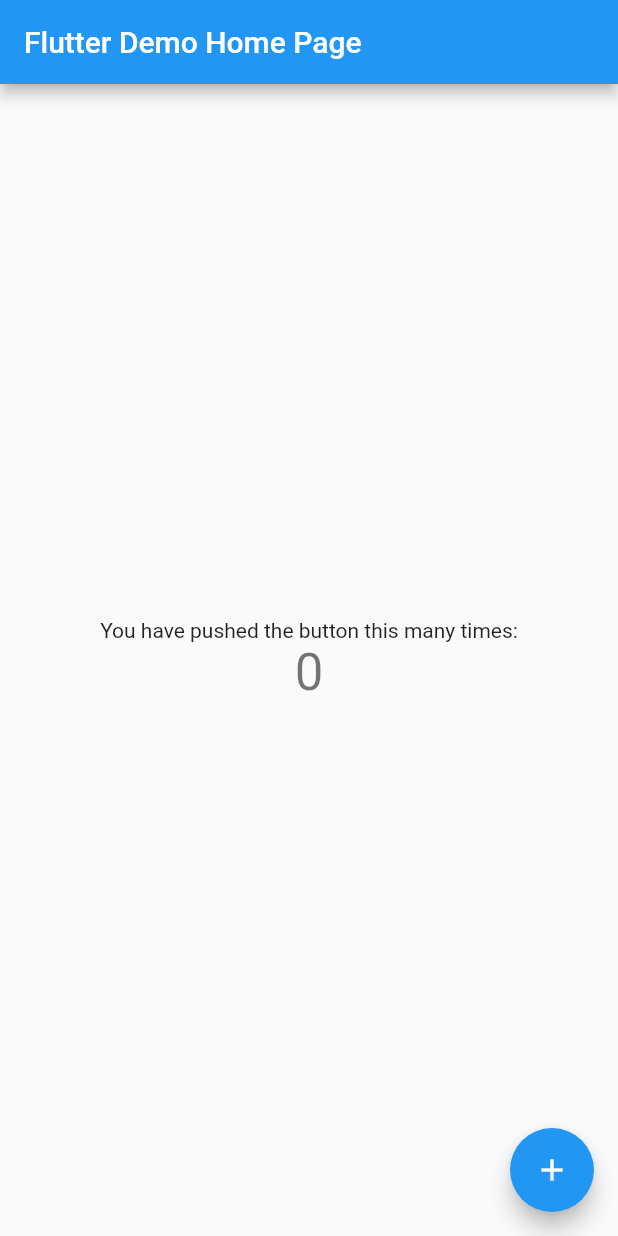
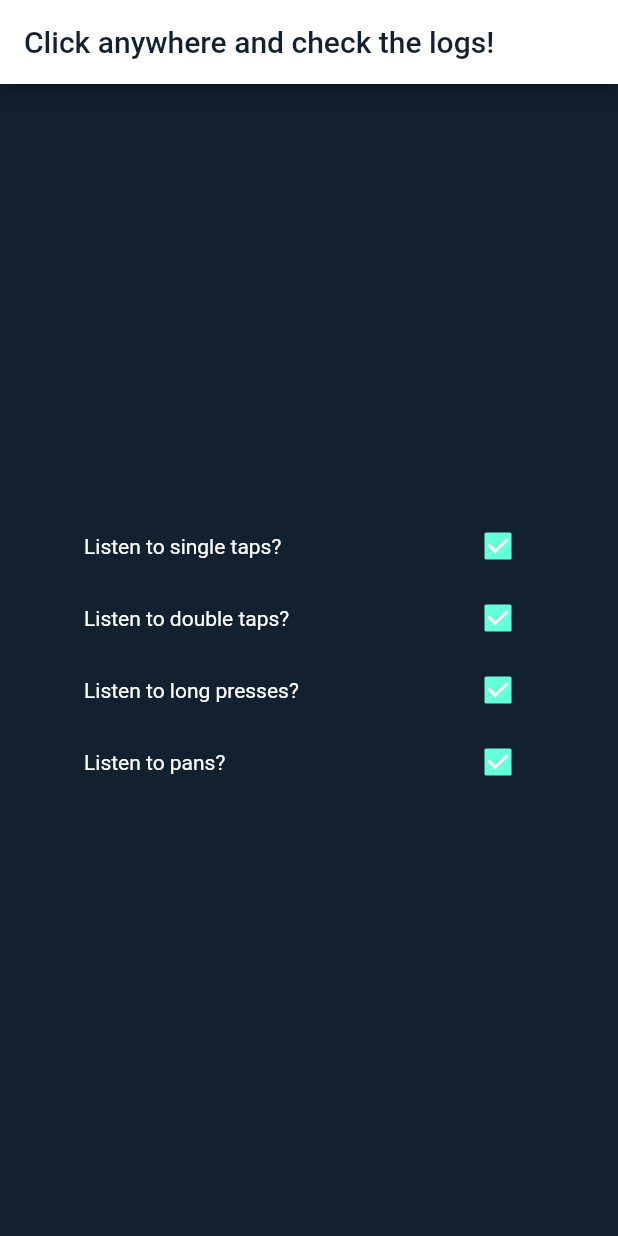
Before and after one commit to DaigoWakabayashi/custom_gesture_sample, a Flutter app: the screen it shows after launch, on a phone screen of 412 x 824 dp. Run offline on Flutter 3.47's test engine with Material 2 defaults, Android fonts, the phone set to English and light mode, and no system bars.

Commit message:
feat: create TapListenSample
feat: 新機能
fix: バグ修正・レビュー反映
docs: ドキュメントの変更
style: コードのロジックに影響を与えない変更（ホワイトスペース、フォーマット、セミコロンの欠落など）
refactor: バグ修正でも機能追加でもないコード変更
perf: パフォーマンス向上
test: テストの追加や既存のテストの修正
chore: ビルドプロセス、またはドキュメント生成などの補助ツールやライブラリの変更

```diff
--- a/lib/main.dart
+++ b/lib/main.dart
@@ -1,115 +1,226 @@
 import 'package:flutter/material.dart';
 
+const Color darkBlue = Color.fromARGB(255, 18, 32, 47);
+late final DateTime startedAt;
+
+String runtime() => DateTime.now().difference(startedAt).toString();
+
 void main() {
+  startedAt = DateTime.now();
   runApp(const MyApp());
 }
 
-class MyApp extends StatelessWidget {
+class MyApp extends StatefulWidget {
   const MyApp({super.key});
+  @override
+  State<MyApp> createState() => _MyAppState();
+}
 
-  // This widget is the root of your application.
+class _MyAppState extends State<MyApp> {
+  bool _singleTaps = true;
+  bool _doubleTaps = true;
+  bool _pans = true;
+  bool _longPresses = true;
+
   @override
   Widget build(BuildContext context) {
     return MaterialApp(
-      title: 'Flutter Demo',
-      theme: ThemeData(
-        // This is the theme of your application.
-        //
-        // Try running your application with "flutter run". You'll see the
-        // application has a blue toolbar. Then, without quitting the app, try
-        // changing the primarySwatch below to Colors.green and then invoke
-        // "hot reload" (press "r" in the console where you ran "flutter run",
-        // or simply save your changes to "hot reload" in a Flutter IDE).
-        // Notice that the counter didn't reset back to zero; the application
-        // is not restarted.
-        primarySwatch: Colors.blue,
+      theme: ThemeData.dark().copyWith(
+        scaffoldBackgroundColor: darkBlue,
       ),
-      home: const MyHomePage(title: 'Flutter Demo Home Page'),
+      debugShowCheckedModeBanner: false,
+      home: Scaffold(
+        appBar: AppBar(
+          title: const Text('Click anywhere and check the logs!',
+              style: TextStyle(color: darkBlue)),
+          backgroundColor: Colors.white,
+        ),
+        body: LayoutBuilder(
+          builder: (BuildContext context, BoxConstraints constraints) {
+            return Stack(
+              children: <Widget>[
+                Positioned(
+                  height: constraints.maxHeight,
+                  width: constraints.maxWidth,
+                  child: VerboseGestureDetector(
+                    listenDouble: _doubleTaps,
+                    listenSingle: _singleTaps,
+                    listenPans: _pans,
+                    listenLongPress: _longPresses,
+                  ),
+                ),
+                Positioned.fill(
+                  child: Align(
+                    alignment: Alignment.center,
+                    child: SizedBox(
+                      height: 200,
+                      width: 300,
+                      child: Column(
+                        children: <Widget>[
+                          Row(
+                            mainAxisAlignment: MainAxisAlignment.spaceBetween,
+                            children: <Widget>[
+                              const Text('Listen to single taps?'),
+                              Checkbox(
+                                onChanged: (bool? newVal) => setState(
+                                    () => _singleTaps = newVal ?? false),
+                                value: _singleTaps,
+                              ),
+                            ],
+                          ),
+                          Row(
+                            mainAxisAlignment: MainAxisAlignment.spaceBetween,
+                            children: <Widget>[
+                              const Text('Listen to double taps?'),
+                              Checkbox(
+                                onChanged: (bool? newVal) => setState(
+                                    () => _doubleTaps = newVal ?? false),
+                                value: _doubleTaps,
+                              ),
+                            ],
+                          ),
+                          Row(
+                            mainAxisAlignment: MainAxisAlignment.spaceBetween,
+                            children: <Widget>[
+                              const Text('Listen to long presses?'),
+                              Checkbox(
+                                onChanged: (bool? newVal) => setState(
+                                    () => _longPresses = newVal ?? false),
+                                value: _longPresses,
+                              ),
+                            ],
+                          ),
+                          Row(
+                            mainAxisAlignment: MainAxisAlignment.spaceBetween,
+                            children: <Widget>[
+                              const Text('Listen to pans?'),
+                              Checkbox(
+                                onChanged: (bool? newVal) =>
+                                    setState(() => _pans = newVal ?? false),
+                                value: _pans,
+                              ),
+                            ],
+                          ),
+                        ],
+                      ),
+                    ),
+                  ),
+                ),
+              ],
+            );
+          },
+        ),
+      ),
     );
   }
 }
 
-class MyHomePage extends StatefulWidget {
-  const MyHomePage({super.key, required this.title});
+class VerboseGestureDetector extends StatelessWidget {
+  const VerboseGestureDetector({
+    super.key,
+    required this.listenSingle,
+    required this.listenDouble,
+    required this.listenPans,
+    required this.listenLongPress,
+  });
 
-  // This widget is the home page of your application. It is stateful, meaning
-  // that it has a State object (defined below) that contains fields that affect
-  // how it looks.
-
-  // This class is the configuration for the state. It holds the values (in this
-  // case the title) provided by the parent (in this case the App widget) and
-  // used by the build method of the State. Fields in a Widget subclass are
-  // always marked "final".
-
-  final String title;
-
-  @override
-  State<MyHomePage> createState() => _MyHomePageState();
-}
-
-class _MyHomePageState extends State<MyHomePage> {
-  int _counter = 0;
-
-  void _incrementCounter() {
-    setState(() {
-      // This call to setState tells the Flutter framework that something has
-      // changed in this State, which causes it to rerun the build method below
-      // so that the display can reflect the updated values. If we changed
-      // _counter without calling setState(), then the build method would not be
-      // called again, and so nothing would appear to happen.
-      _counter++;
-    });
-  }
+  final bool listenSingle;
+  final bool listenDouble;
+  final bool listenPans;
+  final bool listenLongPress;
 
   @override
   Widget build(BuildContext context) {
-    // This method is rerun every time setState is called, for instance as done
-    // by the _incrementCounter method above.
-    //
-    // The Flutter framework has been optimized to make rerunning build methods
-    // fast, so that you can just rebuild anything that needs updating rather
-    // than having to individually change instances of widgets.
-    return Scaffold(
-      appBar: AppBar(
-        // Here we take the value from the MyHomePage object that was created by
-        // the App.build method, and use it to set our appbar title.
-        title: Text(widget.title),
-      ),
-      body: Center(
-        // Center is a layout widget. It takes a single child and positions it
-        // in the middle of the parent.
-        child: Column(
-          // Column is also a layout widget. It takes a list of children and
-          // arranges them vertically. By default, it sizes itself to fit its
-          // children horizontally, and tries to be as tall as its parent.
-          //
-          // Invoke "debug painting" (press "p" in the console, choose the
-          // "Toggle Debug Paint" action from the Flutter Inspector in Android
-          // Studio, or the "Toggle Debug Paint" command in Visual Studio Code)
-          // to see the wireframe for each widget.
-          //
-          // Column has various properties to control how it sizes itself and
-          // how it positions its children. Here we use mainAxisAlignment to
-          // center the children vertically; the main axis here is the vertical
-          // axis because Columns are vertical (the cross axis would be
-          // horizontal).
-          mainAxisAlignment: MainAxisAlignment.center,
-          children: <Widget>[
-            const Text(
-              'You have pushed the button this many times:',
-            ),
-            Text(
-              '$_counter',
-              style: Theme.of(context).textTheme.headline4,
-            ),
-          ],
-        ),
-      ),
-      floatingActionButton: FloatingActionButton(
-        onPressed: _incrementCounter,
-        tooltip: 'Increment',
-        child: const Icon(Icons.add),
-      ), // This trailing comma makes auto-formatting nicer for build methods.
+    GestureTapDownCallback? onTapDown;
+    GestureTapCallback? onTap;
+    GestureTapUpCallback? onTapUp;
+
+    GestureDragUpdateCallback? onPanUpdate;
+
+    GestureTapDownCallback? onDoubleTapDown;
+    GestureTapCallback? onDoubleTap;
+    GestureTapCancelCallback? onDoubleTapCancel;
+
+    GestureLongPressCallback? onLongPress;
+    GestureLongPressStartCallback? onLongPressStart;
+
+    if (listenSingle) {
+      onTapDown = (TapDownDetails details) {
+        // onTapDown always* fires, even if the TapGestureRecognizer does not
+        // emerge victorious from the Gesture Arena. For this reason, do not
+        // put code in here that should be circumvented by a double-click or
+        // a long press.
+        //
+        // onTapDown technically only ALMOST always fires, because specific
+        // scenarios like a very-fast double tap can be recognized quickly
+        // enough that onTapDown is never called.
+        print('[TAP DOWN] ${details.localPosition} @ ${runtime()}');
+      };
+      onTap = () {
+        // onTap only fires if the TapGestureRecognizer emerges victorious from
+        // the Gesture Arena, so it is safe to put code here that should NOT
+        // run if the user is actually halfway en-route to a double click.
+        print('[TAP] @ ${runtime()}');
+      };
+      onTapUp = (TapUpDetails details) {
+        // onTapUp is less frequently used, but always fires, even if the
+        // TapGestureRecognizer does not emerge victorious from the Gesture
+        // Arena. For this reason, do not put code in here that should be
+        // circumvented by a double-click or a long press.
+        print('[TAP UP] ${details.localPosition} @ ${runtime()}');
+      };
+    }
+
+    if (listenPans) {
+      onPanUpdate = (DragUpdateDetails details) {
+        print('[PAN UPDATE] ${details.localPosition} @ ${runtime()}');
+      };
+    }
+
+    if (listenDouble) {
+      onDoubleTapDown = (TapDownDetails details) {
+        // onTapDown always fires, even if the TapGestureRecognizer does not
+        // emerge victorious from the Gesture Arena. For this reason, do not
+        // put code in here that should be circumvented by a double-click or
+        // a long press.
+        print('[DOUBLE TAP DOWN] ${details.localPosition} @ ${runtime()}');
+      };
+      onDoubleTap = () {
+        // onTap only fires if the TapGestureRecognizer emerges victorious from
+        // the Gesture Arena, so it is safe to put code here that should NOT
+        // run if the user is actually halfway en-route to a double click.
+        print('[DOUBLE TAP] @ ${runtime()}');
+      };
+      onDoubleTapCancel = () {
+        // Fired when a potential double tap concedes defeat within the
+        // Gesture Arena.
+        print('[DOUBLE TAP CANCEL] @ ${runtime()}');
+      };
+    }
+
+    if (listenLongPress) {
+      onLongPress = () {
+        print('[LONGPRESS] @ ${runtime()}');
+      };
+      onLongPressStart = (LongPressStartDetails details) {
+        print('[LONGPRESS START] @ ${runtime()}');
+      };
+    }
+
+    return GestureDetector(
+      // [SINGLE-TAP]
+      onTapDown: onTapDown,
+      onTap: onTap,
+      onTapUp: onTapUp,
+      // [DOUBLE-TAP]
+      onDoubleTapDown: onDoubleTapDown,
+      onDoubleTap: onDoubleTap,
+      onDoubleTapCancel: onDoubleTapCancel,
+      // [LONG-PRESS]
+      onLongPress: onLongPress,
+      onLongPressStart: onLongPressStart,
+      // [PAN]
+      onPanUpdate: onPanUpdate,
     );
   }
 }
```
